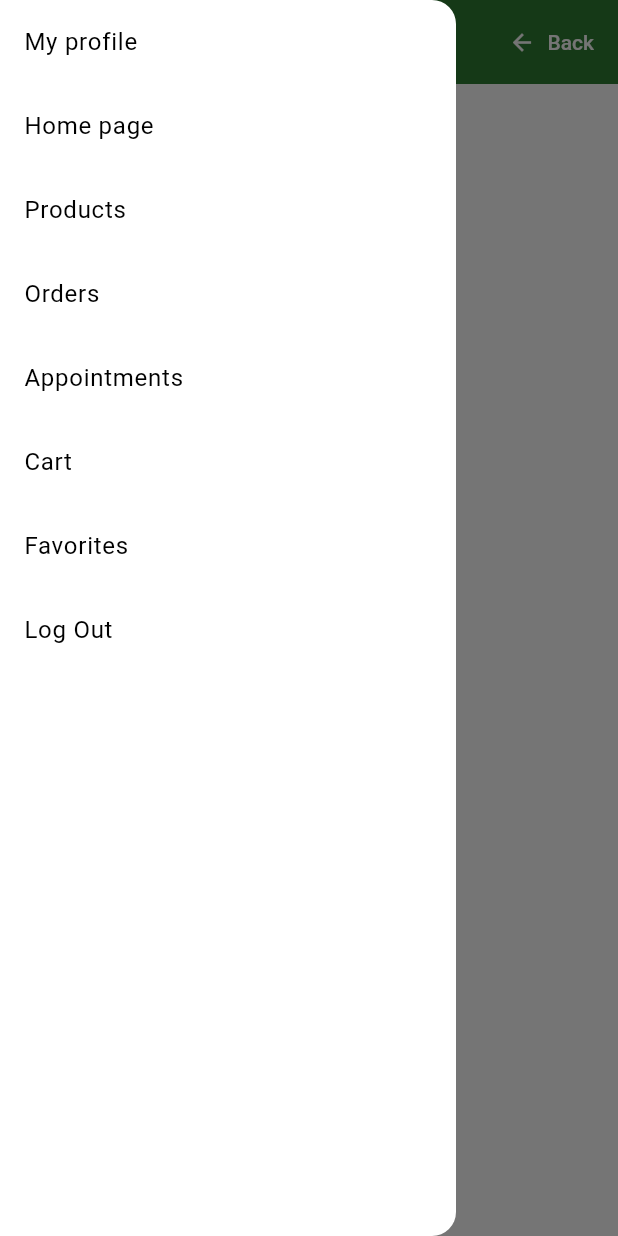
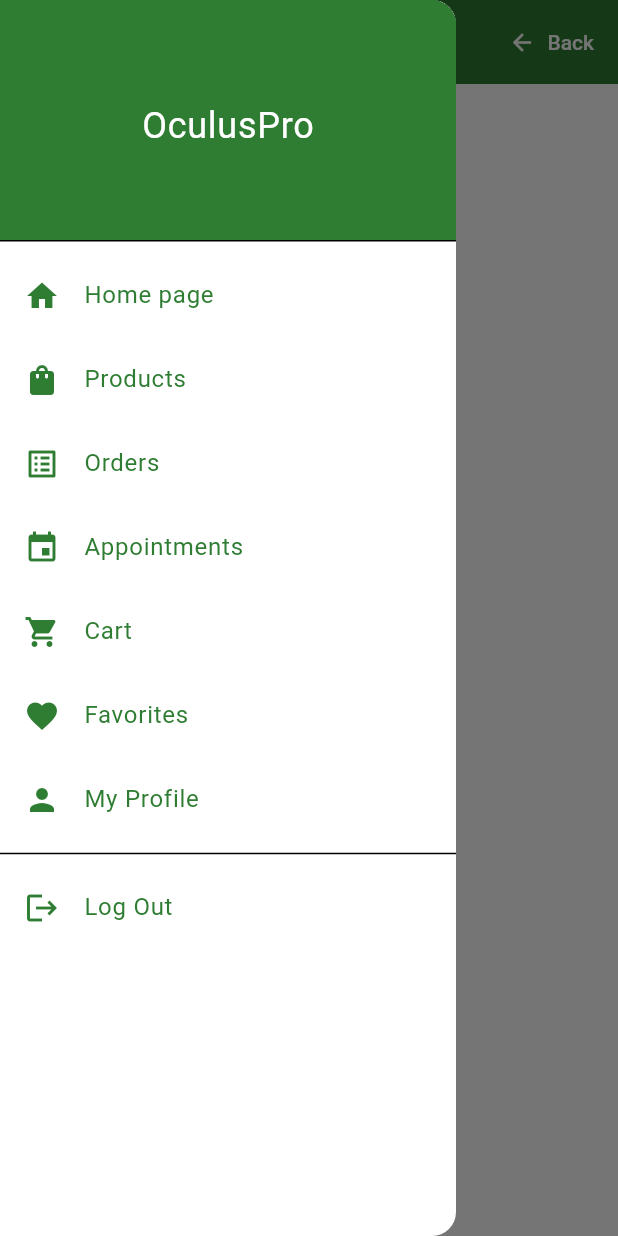
Before and after one commit to Adna18/OculusPro, a Flutter app: the FavoritesScreen widget shown alone on an empty page, opened directly, with the side drawer open, on a phone screen of 412 x 824 dp. Run offline on Flutter 3.47's test engine with Material 3 defaults, Android fonts, the phone set to English and light mode, and no system bars; our stand-ins replace file_picker, flutter_form_builder, image_picker, pdf, printing, syncfusion_flutter_datepicker and 1 more; network calls fail.

Commit message:
favorites fixed

```diff
--- a/Oftamoloska-ordinacija/UI/oftamoloska_mobile/lib/screens/favorites_screen.dart
+++ b/Oftamoloska-ordinacija/UI/oftamoloska_mobile/lib/screens/favorites_screen.dart
@@ -1,3 +1,4 @@
+import 'dart:convert';
 import 'package:flutter/material.dart';
 import 'package:oftamoloska_mobile/providers/favorites_provider.dart';
 import 'package:oftamoloska_mobile/providers/korisnik_provider.dart';
@@ -41,7 +42,9 @@ class _FavoritesScreenState extends State<FavoritesScreen> {
       setState(() {
         favoriteProducts = data.result;
       });
-    } catch (e) {}
+    } catch (e) {
+      print("Greška prilikom dohvata omiljenih proizvoda: $e");
+    }
   }
 
   Future<int> getPatientId() async {
@@ -56,64 +59,67 @@ class _FavoritesScreenState extends State<FavoritesScreen> {
     return pacijent.korisnikId!;
   }
 
+  Future<Product?> _getProduct(int proizvodId) async {
+    return await _productProvider.getById(proizvodId);
+  }
+
   @override
   Widget build(BuildContext context) {
     return MasterScreenWidget(
-      title_widget: Text("Favorites"),
+      title_widget: const Text("Favorites"),
       child: SingleChildScrollView(
-        scrollDirection: Axis.horizontal,
-        child: DataTable(
-          columns: const [
-            DataColumn(label: Text('Image')),
-            DataColumn(label: Text('Date')),
-            DataColumn(label: Text('')),
-          ],
-          rows: favoriteProducts.map((favorite) => DataRow(
-            cells: [
-            DataCell(
-  favoriteProducts.isNotEmpty
-      ? Container(
+        child: Column(
+          children: favoriteProducts.map((favorite) {
+            return FutureBuilder<Product?>(
+              future: _getProduct(favorite.proizvodId!),
+              builder: (context, snapshot) {
+                if (snapshot.connectionState == ConnectionState.waiting) {
+                  return const CircularProgressIndicator();
+                } else if (snapshot.hasError || !snapshot.hasData || snapshot.data == null) {
+                  return const Text('Error loading product');
+                } else {
+                  final product = snapshot.data!;
+                  return Padding(
+                    padding: const EdgeInsets.symmetric(vertical: 8.0),
+                    child: Row(
+                      children: [
+                        ClipRRect(
+                          borderRadius: BorderRadius.circular(8),
+                          child: Image.memory(
+                            base64Decode(product.slika!),
                             width: 100,
                             height: 100,
-          child: FutureBuilder<Product?>(
-            future: _productProvider.getById(favorite.proizvodId!),
-            builder: (context, snapshot) {
-              if (snapshot.connectionState == ConnectionState.waiting) {
-                return CircularProgressIndicator();
-              } else if (snapshot.hasError) {
-                return Text('Error');
-              } else if (!snapshot.hasData || snapshot.data == null) {
-                return Text('Product not found');
-              } else {
-                final product = snapshot.data!;
-                return imageFromBase64String(product.slika!);
+                            fit: BoxFit.cover,
+                          ),
+                        ),
+                        const SizedBox(width: 8),
+                        IconButton(
+                          icon: const Icon(Icons.delete),
+                          color: Colors.red,
+                          tooltip: "Remove from favorites",
+                          onPressed: () => _deleteFavorite(favorite.omiljeniProizvodId),
+                        ),
+                      ],
+                    ),
+                  );
                 }
               },
-          ),
-        )
-      : Text(""),
-),
-              DataCell(Text(favorite.datumDodavanja.toString())),
-               DataCell(
-              ElevatedButton(
-                onPressed: () =>
-                _deleteFavorite(favorite.omiljeniProizvodId),
-                child: Text('Delete'),
-              ),),
-            ],
-          )).toList(),
+            );
+          }).toList(),
         ),
       ),
     );
   }
 
-  _deleteFavorite(int? omiljeniProizvodId) async{
+  Future<void> _deleteFavorite(int? omiljeniProizvodId) async {
     try {
       await _favoritesProvider.delete(omiljeniProizvodId);
-    _fetchFavorites();
+      await _fetchFavorites();
       ScaffoldMessenger.of(context).showSnackBar(
-        SnackBar(content: Text("Product successfully removed from favorites.")),
+        const SnackBar(content: Text("Product successfully removed from favorites.")),
       );
-  } catch (e) {}
+    } catch (e) {
+      print("Greška prilikom brisanja: $e");
     }
   }
+}
--- a/Oftamoloska-ordinacija/UI/oftamoloska_mobile/lib/widgets/master_screen.dart
+++ b/Oftamoloska-ordinacija/UI/oftamoloska_mobile/lib/widgets/master_screen.dart
@@ -1,21 +1,28 @@
+import 'package:flutter/material.dart';
+import 'package:oftamoloska_mobile/screens/product_list_screen.dart';
+import 'package:provider/provider.dart';
 import 'package:oftamoloska_mobile/screens/cart_screen.dart';
-import 'package:oftamoloska_mobile/screens/product_list_screen.dart';
-import 'package:flutter/material.dart';
-import 'package:provider/provider.dart';
+import 'package:oftamoloska_mobile/screens/favorites_screen.dart';
+import 'package:oftamoloska_mobile/screens/home_page_screen.dart';
+import 'package:oftamoloska_mobile/screens/my_profile_screen.dart';
+import 'package:oftamoloska_mobile/screens/orders_screen.dart';
+import 'package:oftamoloska_mobile/screens/termin_screen.dart';
+import '../providers/korisnik_provider.dart';
 import '../main.dart';
-import '../providers/korisnik_provider.dart';
-import '../screens/favorites_screen.dart';
-import '../screens/home_page_screen.dart';
-import '../screens/my_profile_screen.dart';
-import '../screens/orders_screen.dart';
-import '../screens/termin_screen.dart';
 
 class MasterScreenWidget extends StatefulWidget {
-  Widget? child;
-  String? title;
-  Widget? title_widget;
-  bool showBackButton;
-  MasterScreenWidget({this.child, this.title, this.title_widget, this.showBackButton = true, Key? key}) : super(key:key);
+  final Widget? child;
+  final String? title;
+  final Widget? title_widget;
+  final bool showBackButton;
+
+  MasterScreenWidget({
+    this.child,
+    this.title,
+    this.title_widget,
+    this.showBackButton = true,
+    Key? key,
+  }) : super(key: key);
 
   @override
   State<MasterScreenWidget> createState() => _MasterScreenWidgetState();
@@ -26,115 +33,78 @@ class _MasterScreenWidgetState extends State<MasterScreenWidget> {
   Widget build(BuildContext context) {
     return Scaffold(
       appBar: AppBar(
+        backgroundColor: Colors.green[800],
         title: widget.title_widget ?? Text(widget.title ?? ""),
         actions: [
+
+          if (widget.showBackButton && !ModalRoute.of(context)!.isFirst)
             TextButton.icon(
-              onPressed: (() {
-                if (!ModalRoute.of(context)!.isFirst) {
-                  Navigator.pop(context,
-                      'reload2');
-                }
-              }),
+              onPressed: () => Navigator.pop(context),
               icon: const Icon(
                 Icons.arrow_back,
                 color: Colors.white,
               ),
-              label: Text(
+              label: const Text(
                 "Back",
-                style: const TextStyle(color: Colors.white),
-              )),
+                style: TextStyle(color: Colors.white),
+              ),
+            ),
         ],
       ),
       drawer: Drawer(
+        child: SafeArea(
           child: ListView(
+            padding: EdgeInsets.zero,
             children: [
-             ListTile(
-              title: Text('My profile'),
-              onTap: (){
-                Navigator.of(context).push(
-                  MaterialPageRoute(
-                    builder: (context) => MyProfileScreen(),
+              DrawerHeader(
+                decoration: BoxDecoration(color: Colors.green[800]),
+                child: Center(
+                  child: Text(
+                    'OculusPro',
+                    style: TextStyle(color: Colors.white, fontSize: 24),
                   ),
+                ),
+              ),
+              _buildDrawerItem(Icons.home, 'Home page', HomePageScreen()),
+              _buildDrawerItem(Icons.shopping_bag, 'Products', ProductListScreen()),
+              _buildDrawerItem(Icons.list_alt, 'Orders', OrdersScreen()),
+              _buildDrawerItem(Icons.event, 'Appointments', TerminiScreen()),
+              _buildDrawerItem(Icons.shopping_cart, 'Cart', CartScreen()),
+              _buildDrawerItem(Icons.favorite, 'Favorites', FavoritesScreen()),
+              _buildDrawerItem(Icons.person, 'My Profile', MyProfileScreen()),
+              Divider(),
+              _buildDrawerItem(Icons.logout, 'Log Out', null, onTap: _logout),
+            ],
+          ),
+        ),
+      ),
+      body: widget.child,
     );
+  }
+
+
+  ListTile _buildDrawerItem(IconData icon, String title, Widget? screen, {VoidCallback? onTap}) {
+    return ListTile(
+      leading: Icon(icon, color: Colors.green[800]),
+      title: Text(title, style: TextStyle(color: Colors.green[800])),
+      onTap: () {
+        if (onTap != null) {
+          onTap();
+        } else if (screen != null) {
+          Navigator.of(context).push(MaterialPageRoute(builder: (_) => screen));
+        }
       },
-            ),
-            ListTile(
-              title: Text('Home page'),
-              onTap: (){
-                Navigator.of(context).push(
-                  MaterialPageRoute(
-                    builder: (context) => HomePageScreen(),
-                  ),
     );
-              },
-            ),
-            ListTile(
-              title: Text('Products'),
-              onTap: (){
-                Navigator.of(context).push(
-                  MaterialPageRoute(
-                    builder: (context) => const ProductListScreen(),
-                  ),
-                );
-              },
-            ),
-              ListTile(
-              title: Text('Orders'),
-              onTap: (){
-                Navigator.of(context).push(
-                  MaterialPageRoute(
-                    builder: (context) => const OrdersScreen(),
-                  ),
-                );
-              },
-            ),
-              ListTile(
-              title: Text('Appointments'),
-              onTap: (){
-                Navigator.of(context).push(
-                  MaterialPageRoute(
-                    builder: (context) => const TerminiScreen(),
-                  ),
-                );
-              },
-            ),
-              ListTile(
-              title: Text('Cart'),
-              onTap: (){
-                Navigator.of(context).push(
-                  MaterialPageRoute(
-                    builder: (context) => const CartScreen(),
-                  ),
-                );
-              },
-            ),
-             ListTile(
-              title: Text('Favorites'),
-              onTap: (){
-                Navigator.of(context).push(
-                  MaterialPageRoute(
-                    builder: (context) => const FavoritesScreen(),
-                  ),
-                );
-              },
-            ),
-             ListTile(
-        title: Text('Log Out'),
-        onTap: () {
+  }
+
+
+  void _logout() {
     final korisniciProvider = Provider.of<KorisniciProvider>(context, listen: false);
     korisniciProvider.logout();
-
     Navigator.pushAndRemoveUntil(
       context,
       MaterialPageRoute(builder: (context) => LoginPage()),
       (route) => false,
     );
-        },
-      ),
-          ],
-        ),
-      ),
-      body: widget.child,
-    );
   }
 }
```
Lines whose indentation alone changed are shown as unchanged.
